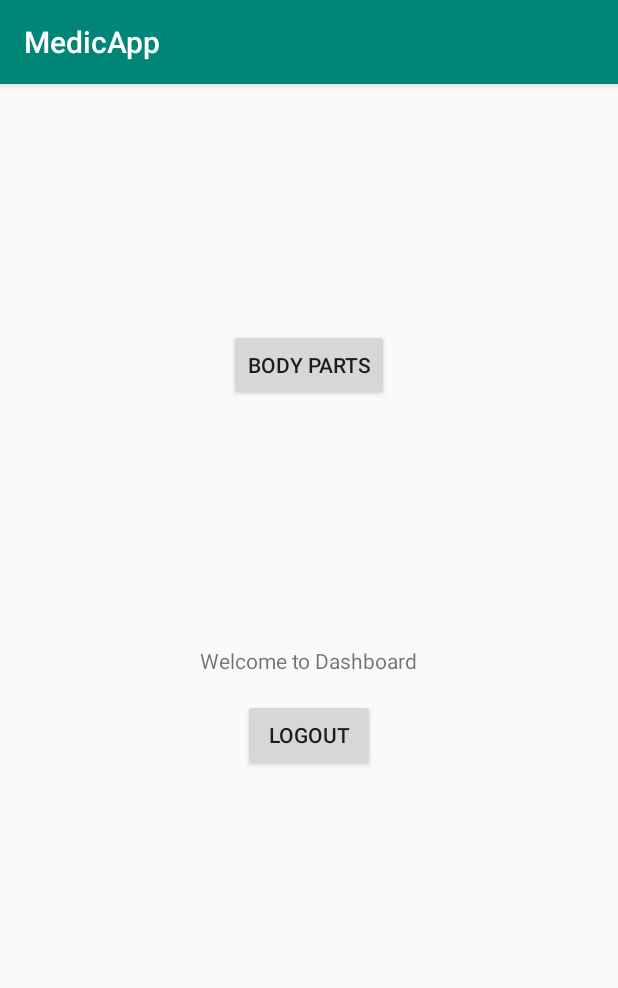
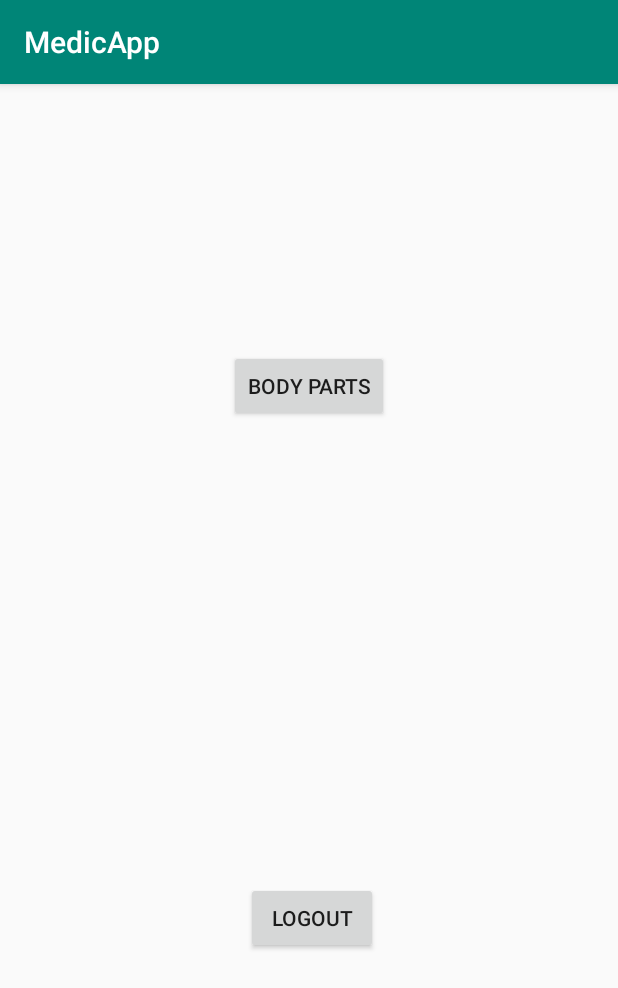
Before and after one commit to mendimljq/projetdmob, an Android app: the screen it shows after launch (MainActivity), on a phone screen of 412 x 824 dp. Shown: the top 988 px of the screen. Run offline under Robolectric (Android 15) with nearby library versions, the light colour scheme and no system bars; our stand-ins replace Firebase (no records; nobody signed in at launch, a user with empty details on screens opened directly); Roboto replaces fonts that are not available here; 1 statement that could not run was skipped.

Commit message:
Avancement lier à firestore pour enregistrer l'utlisateur + modiffication du profil de l'utilisateur dans sa sessions

```diff
--- a/app/src/main/AndroidManifest.xml
+++ b/app/src/main/AndroidManifest.xml
@@ -2,6 +2,8 @@
 <manifest xmlns:android="http://schemas.android.com/apk/res/android"
     package="com.example.medicapp">
 
+    <uses-permission android:name="android.permission.ACCESS_COARSE_LOCATION" />
+    <uses-permission android:name="android.permission.ACCESS_FINE_LOCATION" />
     <uses-permission android:name="android.permission.INTERNET" />
 
     <application
--- a/app/src/main/java/com/example/medicapp/MainActivity.java
+++ b/app/src/main/java/com/example/medicapp/MainActivity.java
@@ -1,20 +1,52 @@
 package com.example.medicapp;
 
+import androidx.annotation.Nullable;
 import androidx.appcompat.app.AppCompatActivity;
 
 import android.content.Intent;
 import android.os.Bundle;
 import android.view.View;
 import android.widget.Button;
+import android.widget.TextView;
 
 import com.google.firebase.auth.FirebaseAuth;
+import com.google.firebase.firestore.DocumentReference;
+import com.google.firebase.firestore.DocumentSnapshot;
+import com.google.firebase.firestore.EventListener;
+import com.google.firebase.firestore.FirebaseFirestore;
+import com.google.firebase.firestore.FirebaseFirestoreException;
 
 public class MainActivity extends AppCompatActivity {
+
+    TextView fullname,email,phone;
+    FirebaseAuth fAuth;
+    FirebaseFirestore fStore;
+    String userId;
 
     @Override
     protected void onCreate(Bundle savedInstanceState) {
         super.onCreate(savedInstanceState);
         setContentView(R.layout.activity_main);
+        phone = findViewById(R.id.profilePhone);
+        fullname = findViewById(R.id.profileName);
+        email = findViewById(R.id.profileEmail);
+
+        fAuth = FirebaseAuth.getInstance();
+        fStore = FirebaseFirestore.getInstance();
+
+        userId = fAuth.getCurrentUser().getUid();
+
+
+        DocumentReference documentReference = fStore.collection("users").document(userId);
+        documentReference.addSnapshotListener(this, new EventListener<DocumentSnapshot>() {
+            @Override
+            public void onEvent(@Nullable DocumentSnapshot documentSnapshot, @Nullable FirebaseFirestoreException error) {
+                phone.setText(documentSnapshot.getString("phone"));
+                fullname.setText(documentSnapshot.getString("userName"));
+                email.setText(documentSnapshot.getString("email"));
+            }
+        });
+
     }
 
     public void logout(View view){
--- a/app/src/main/res/layout/activity_login.xml
+++ b/app/src/main/res/layout/activity_login.xml
@@ -14,13 +14,13 @@
         android:fontFamily="@font/almendra_sc"
         android:text="@string/medicalert"
         android:textColor="@android:color/white"
-        android:textSize="30sp"
+        android:textSize="25sp"
         app:layout_constraintBottom_toBottomOf="parent"
         app:layout_constraintEnd_toEndOf="parent"
-        app:layout_constraintHorizontal_bias="0.498"
+        app:layout_constraintHorizontal_bias="0.549"
         app:layout_constraintStart_toStartOf="parent"
         app:layout_constraintTop_toTopOf="parent"
-        app:layout_constraintVertical_bias="0.114" />
+        app:layout_constraintVertical_bias="0.099" />
 
     <TextView
         android:id="@+id/textView2"
--- a/app/src/main/res/layout/activity_main.xml
+++ b/app/src/main/res/layout/activity_main.xml
@@ -6,37 +6,59 @@
     android:layout_height="match_parent"
     tools:context=".MainActivity">
 
-    <TextView
-        android:id="@+id/textView3"
-        android:layout_width="wrap_content"
-        android:layout_height="wrap_content"
-        android:text="@string/welcome_to_dashboard"
-        app:layout_constraintBottom_toBottomOf="parent"
-        app:layout_constraintLeft_toLeftOf="parent"
-        app:layout_constraintRight_toRightOf="parent"
-        app:layout_constraintTop_toTopOf="parent" />
-
     <Button
         android:id="@+id/button"
         android:layout_width="wrap_content"
         android:layout_height="wrap_content"
-        android:layout_marginTop="16dp"
+        android:layout_marginBottom="188dp"
+        android:onClick="logout"
         android:text="@string/logout"
+        app:layout_constraintBottom_toBottomOf="parent"
         app:layout_constraintEnd_toEndOf="parent"
-        app:layout_constraintHorizontal_bias="0.499"
-        app:layout_constraintStart_toStartOf="parent"
-        app:layout_constraintTop_toBottomOf="@+id/textView3"
-        android:onClick="logout"/>
+        app:layout_constraintHorizontal_bias="0.507"
+        app:layout_constraintStart_toStartOf="parent" />
 
     <Button
         android:id="@+id/btnpagealert"
         android:layout_width="wrap_content"
         android:layout_height="wrap_content"
+        android:onClick="bodyparts"
         android:text="@string/body_parts"
-        app:layout_constraintBottom_toTopOf="@+id/textView3"
+        app:layout_constraintBottom_toTopOf="@+id/profileName"
         app:layout_constraintEnd_toEndOf="parent"
         app:layout_constraintStart_toStartOf="parent"
-        app:layout_constraintTop_toTopOf="parent"
-        android:onClick="bodyparts"/>
+        app:layout_constraintTop_toTopOf="parent" />
+
+    <TextView
+        android:id="@+id/profileName"
+        android:layout_width="wrap_content"
+        android:layout_height="wrap_content"
+        android:layout_marginBottom="24dp"
+        android:text="Your Name"
+        app:layout_constraintBottom_toTopOf="@+id/profileEmail"
+        app:layout_constraintEnd_toEndOf="parent"
+        app:layout_constraintHorizontal_bias="0.498"
+        app:layout_constraintStart_toStartOf="parent" />
+
+    <TextView
+        android:id="@+id/profileEmail"
+        android:layout_width="wrap_content"
+        android:layout_height="wrap_content"
+        android:layout_marginBottom="24dp"
+        android:text="Your Email Adress"
+        app:layout_constraintBottom_toTopOf="@+id/profilePhone"
+        app:layout_constraintEnd_toEndOf="parent"
+        app:layout_constraintHorizontal_bias="0.501"
+        app:layout_constraintStart_toStartOf="parent" />
+
+    <TextView
+        android:id="@+id/profilePhone"
+        android:layout_width="wrap_content"
+        android:layout_height="wrap_content"
+        android:layout_marginBottom="24dp"
+        android:text="Phone Number"
+        app:layout_constraintBottom_toTopOf="@+id/button"
+        app:layout_constraintEnd_toEndOf="parent"
+        app:layout_constraintStart_toStartOf="parent" />
 
 </androidx.constraintlayout.widget.ConstraintLayout>
--- a/app/src/main/res/layout/activity_register.xml
+++ b/app/src/main/res/layout/activity_register.xml
@@ -14,13 +14,13 @@
         android:fontFamily="@font/almendra_sc"
         android:text="@string/medicalert"
         android:textColor="@android:color/white"
-        android:textSize="30sp"
+        android:textSize="25sp"
         app:layout_constraintBottom_toBottomOf="parent"
         app:layout_constraintEnd_toEndOf="parent"
-        app:layout_constraintHorizontal_bias="0.498"
+        app:layout_constraintHorizontal_bias="0.549"
         app:layout_constraintStart_toStartOf="parent"
         app:layout_constraintTop_toTopOf="parent"
-        app:layout_constraintVertical_bias="0.114" />
+        app:layout_constraintVertical_bias="0.106" />
 
     <TextView
         android:id="@+id/textView2"
```
Also changed, not shown: app/src/main/java/com/example/medicapp/AlertBodyParts.java (+157 -22 lines), app/src/main/java/com/example/medicapp/Register.java (+27 -1 lines), app/src/main/res/layout/activity_alert_body_parts.xml (+23 -12 lines).
